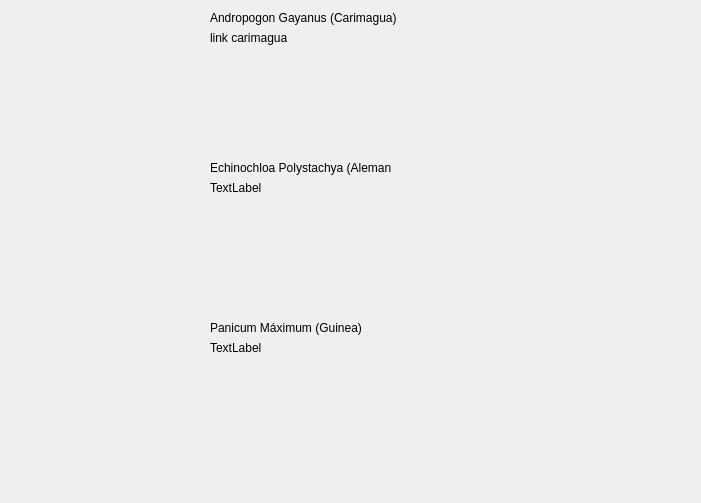
Before: the Qt Designer form dialogresults.ui in stringarray/pasturesimulator, drawn with Qt 5.
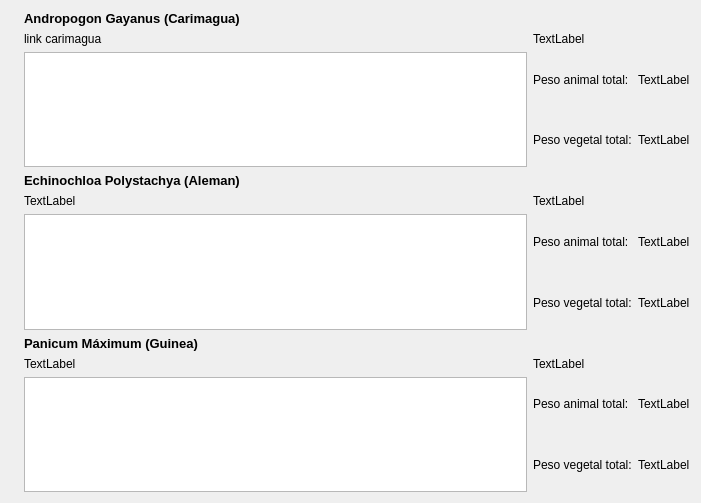
After: the same form once the commit is applied. Icons and pictures are not drawn.

```diff
--- a/dialogresults.ui
+++ b/dialogresults.ui
@@ -13,15 +13,9 @@
   <property name="windowTitle">
    <string>Dialog</string>
   </property>
+  <layout class="QGridLayout" name="gridLayout">
+   <item row="0" column="0" rowspan="4">
   <widget class="QLabel" name="label_1">
-   <property name="geometry">
-    <rect>
-     <x>10</x>
-     <y>10</y>
-     <width>181</width>
-     <height>131</height>
-    </rect>
-   </property>
    <property name="text">
     <string/>
    </property>
@@ -29,15 +23,77 @@
     <pixmap resource="resources.qrc">:/images/small_Andropogon gayanus (carimagua).PNG</pixmap>
    </property>
   </widget>
+   </item>
+   <item row="0" column="1">
+    <widget class="QLabel" name="label">
+     <property name="font">
+      <font>
+       <pointsize>10</pointsize>
+       <weight>75</weight>
+       <bold>true</bold>
+      </font>
+     </property>
+     <property name="text">
+      <string>Andropogon Gayanus (Carimagua)</string>
+     </property>
+    </widget>
+   </item>
+   <item row="1" column="1">
+    <widget class="QLabel" name="link_carimagua">
+     <property name="text">
+      <string>link carimagua</string>
+     </property>
+     <property name="textFormat">
+      <enum>Qt::AutoText</enum>
+     </property>
+     <property name="openExternalLinks">
+      <bool>true</bool>
+     </property>
+    </widget>
+   </item>
+   <item row="1" column="2">
+    <widget class="QLabel" name="link_csv0">
+     <property name="text">
+      <string>TextLabel</string>
+     </property>
+     <property name="openExternalLinks">
+      <bool>true</bool>
+     </property>
+    </widget>
+   </item>
+   <item row="2" column="1" rowspan="2">
+    <widget class="QTableWidget" name="tableWidget0"/>
+   </item>
+   <item row="2" column="2">
+    <widget class="QLabel" name="label_7">
+     <property name="text">
+      <string>Peso animal total:</string>
+     </property>
+    </widget>
+   </item>
+   <item row="2" column="3">
+    <widget class="QLabel" name="pa0">
+     <property name="text">
+      <string>TextLabel</string>
+     </property>
+    </widget>
+   </item>
+   <item row="3" column="2">
+    <widget class="QLabel" name="label_11">
+     <property name="text">
+      <string>Peso vegetal total:</string>
+     </property>
+    </widget>
+   </item>
+   <item row="3" column="3">
+    <widget class="QLabel" name="pv0">
+     <property name="text">
+      <string>TextLabel</string>
+     </property>
+    </widget>
+   </item>
+   <item row="4" column="0" rowspan="4">
   <widget class="QLabel" name="label_2">
-   <property name="geometry">
-    <rect>
-     <x>10</x>
-     <y>160</y>
-     <width>201</width>
-     <height>141</height>
-    </rect>
-   </property>
    <property name="text">
     <string/>
    </property>
@@ -45,15 +101,74 @@
     <pixmap resource="resources.qrc">:/images/small_Echinochloa (aleman).PNG</pixmap>
    </property>
   </widget>
+   </item>
+   <item row="4" column="1">
+    <widget class="QLabel" name="label_4">
+     <property name="font">
+      <font>
+       <pointsize>10</pointsize>
+       <weight>75</weight>
+       <bold>true</bold>
+      </font>
+     </property>
+     <property name="text">
+      <string>Echinochloa Polystachya (Aleman)</string>
+     </property>
+    </widget>
+   </item>
+   <item row="5" column="1">
+    <widget class="QLabel" name="link_echinochloa">
+     <property name="text">
+      <string>TextLabel</string>
+     </property>
+     <property name="openExternalLinks">
+      <bool>true</bool>
+     </property>
+    </widget>
+   </item>
+   <item row="5" column="2">
+    <widget class="QLabel" name="link_csv1">
+     <property name="text">
+      <string>TextLabel</string>
+     </property>
+     <property name="openExternalLinks">
+      <bool>true</bool>
+     </property>
+    </widget>
+   </item>
+   <item row="6" column="1" rowspan="2">
+    <widget class="QTableWidget" name="tableWidget1"/>
+   </item>
+   <item row="6" column="2">
+    <widget class="QLabel" name="label_6">
+     <property name="text">
+      <string>Peso animal total:</string>
+     </property>
+    </widget>
+   </item>
+   <item row="6" column="3">
+    <widget class="QLabel" name="pa1">
+     <property name="text">
+      <string>TextLabel</string>
+     </property>
+    </widget>
+   </item>
+   <item row="7" column="2">
+    <widget class="QLabel" name="label_10">
+     <property name="text">
+      <string>Peso vegetal total:</string>
+     </property>
+    </widget>
+   </item>
+   <item row="7" column="3">
+    <widget class="QLabel" name="pv1">
+     <property name="text">
+      <string>TextLabel</string>
+     </property>
+    </widget>
+   </item>
+   <item row="8" column="0" rowspan="4">
   <widget class="QLabel" name="label_3">
-   <property name="geometry">
-    <rect>
-     <x>10</x>
-     <y>320</y>
-     <width>221</width>
-     <height>161</height>
-    </rect>
-   </property>
    <property name="text">
     <string/>
    </property>
@@ -64,89 +179,33 @@
     <number>-1</number>
    </property>
   </widget>
-  <widget class="QLabel" name="label">
-   <property name="geometry">
-    <rect>
-     <x>210</x>
-     <y>10</y>
-     <width>201</width>
-     <height>16</height>
-    </rect>
-   </property>
-   <property name="text">
-    <string>Andropogon Gayanus (Carimagua)</string>
-   </property>
-  </widget>
-  <widget class="QLabel" name="label_4">
-   <property name="geometry">
-    <rect>
-     <x>210</x>
-     <y>160</y>
-     <width>181</width>
-     <height>16</height>
-    </rect>
-   </property>
-   <property name="text">
-    <string>Echinochloa Polystachya (Aleman)</string>
-   </property>
-  </widget>
+   </item>
+   <item row="8" column="1">
   <widget class="QLabel" name="label_5">
-   <property name="geometry">
-    <rect>
-     <x>210</x>
-     <y>320</y>
-     <width>161</width>
-     <height>16</height>
-    </rect>
+     <property name="font">
+      <font>
+       <pointsize>10</pointsize>
+       <weight>75</weight>
+       <bold>true</bold>
+      </font>
    </property>
    <property name="text">
     <string>Panicum Máximum (Guinea)</string>
    </property>
   </widget>
-  <widget class="QLabel" name="link_carimagua">
-   <property name="geometry">
-    <rect>
-     <x>210</x>
-     <y>30</y>
-     <width>441</width>
-     <height>16</height>
-    </rect>
-   </property>
-   <property name="text">
-    <string>link carimagua</string>
-   </property>
-   <property name="textFormat">
-    <enum>Qt::AutoText</enum>
-   </property>
-   <property name="openExternalLinks">
-    <bool>true</bool>
-   </property>
-  </widget>
-  <widget class="QLabel" name="link_echinochloa">
-   <property name="geometry">
-    <rect>
-     <x>210</x>
-     <y>180</y>
-     <width>81</width>
-     <height>16</height>
-    </rect>
-   </property>
-   <property name="text">
-    <string>TextLabel</string>
-   </property>
-   <property name="openExternalLinks">
-    <bool>true</bool>
-   </property>
-  </widget>
+   </item>
+   <item row="9" column="1">
   <widget class="QLabel" name="link_panicum">
-   <property name="geometry">
-    <rect>
-     <x>210</x>
-     <y>340</y>
-     <width>91</width>
-     <height>16</height>
-    </rect>
-   </property>
+     <property name="text">
+      <string>TextLabel</string>
+     </property>
+     <property name="openExternalLinks">
+      <bool>true</bool>
+     </property>
+    </widget>
+   </item>
+   <item row="9" column="2">
+    <widget class="QLabel" name="link_csv2">
    <property name="text">
     <string>TextLabel</string>
    </property>
@@ -154,6 +213,39 @@
     <bool>true</bool>
    </property>
   </widget>
+   </item>
+   <item row="10" column="1" rowspan="2">
+    <widget class="QTableWidget" name="tableWidget2"/>
+   </item>
+   <item row="10" column="2">
+    <widget class="QLabel" name="label_8">
+     <property name="text">
+      <string>Peso animal total:</string>
+     </property>
+    </widget>
+   </item>
+   <item row="10" column="3">
+    <widget class="QLabel" name="pa2">
+     <property name="text">
+      <string>TextLabel</string>
+     </property>
+    </widget>
+   </item>
+   <item row="11" column="2">
+    <widget class="QLabel" name="label_9">
+     <property name="text">
+      <string>Peso vegetal total:</string>
+     </property>
+    </widget>
+   </item>
+   <item row="11" column="3">
+    <widget class="QLabel" name="pv2">
+     <property name="text">
+      <string>TextLabel</string>
+     </property>
+    </widget>
+   </item>
+  </layout>
  </widget>
  <resources>
   <include location="resources.qrc"/>
```
Lines whose indentation alone changed are shown as unchanged.
